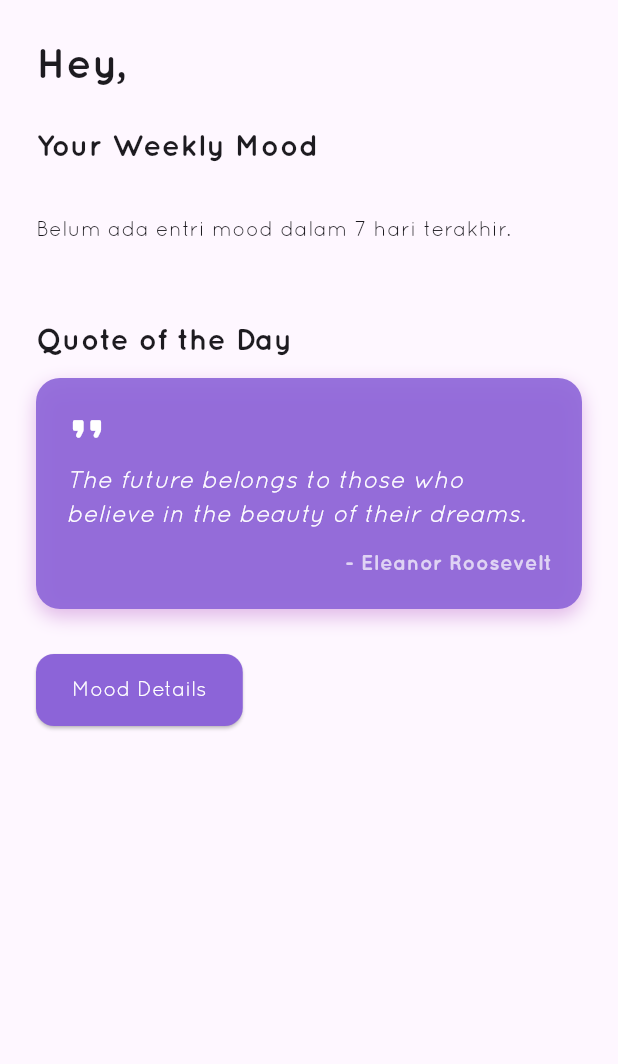
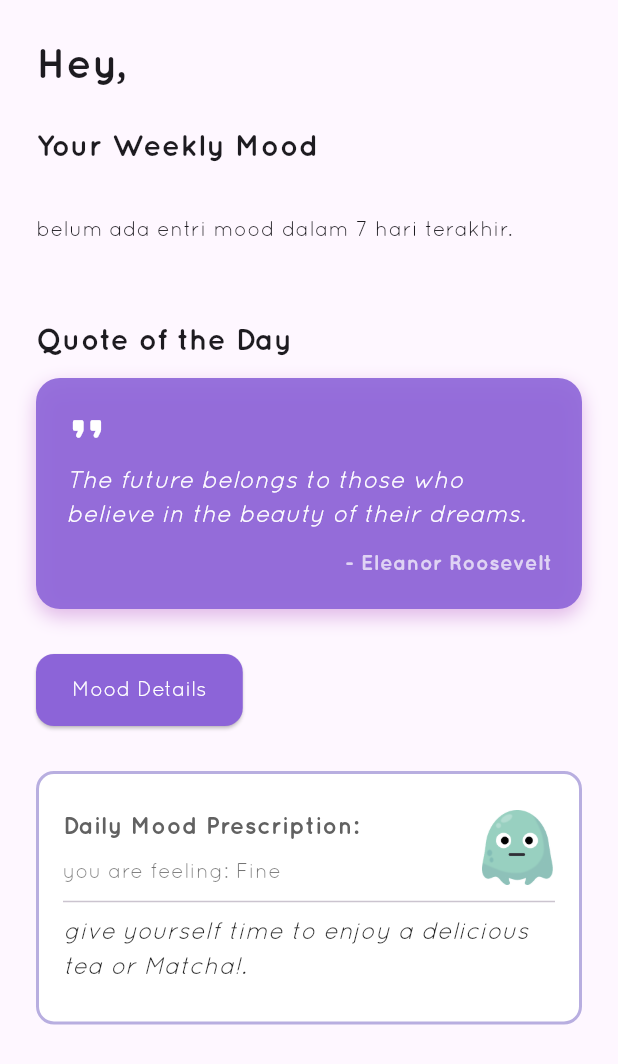
Before and after one commit to zawcompany/MOOD_TRACKER, a Flutter app: the DashboardScreen screen opened by its route, on a phone screen of 412 x 824 dp. Shown: the top 1064 px of the screen. Run offline on Flutter 3.47's test engine with Material 3 defaults, Android fonts, the phone set to English and light mode, and no system bars; our stand-ins replace cloud_firestore, firebase_auth, firebase_core, firebase_messaging, flutter_local_notifications; accounts and stored records are empty; network calls fail.

Commit message:
feat(dashboard): Refine daily mood prescription card

```diff
--- a/lib/page/dashboard/presentation/screens/dashboard_screen.dart
+++ b/lib/page/dashboard/presentation/screens/dashboard_screen.dart
@@ -12,20 +12,124 @@ import 'detail_mood_screen.dart';
 class DashboardScreen extends StatelessWidget {
   DashboardScreen({super.key});
 
-  // Deklarasikan _authService dan _moodService sebagai final property
   final MoodService _moodService = MoodService();
   final AuthService _authService = AuthService();
+
+  // warna ungu pekat untuk tombol mood details
+  final Color _purpleAccent = const Color(0xFF8C64D8);
+
+  // warna ungu muda untuk border (lebih soft)
+  final Color _lightPurpleBorder = const Color(0xFFB8AEE0);
+
+  // map untuk menghubungkan mood label dengan image asset path
+  final Map<String, String> _moodImagePaths = const {
+    "Bad": "assets/images/bad.png",
+    "Fine": "assets/images/fine.png",
+    "Wonderful": "assets/images/wonderful.png",
+  };
+
+  // helper widget untuk membangun saran aktivitas harian
+  Widget _buildSuggestedActivity(MoodEntryModel? latestMood, MoodService moodService) {
+    // tentukan mood label, default ke "Fine" jika belum ada data
+    final String latestMoodLabel = latestMood?.moodLabel ?? "Fine";
+
+    // mengambil saran secara acak dari service
+    final randomSuggestion = moodService.getRandomPrescription(latestMoodLabel);
+
+    // ambil path gambar monster
+    final String imagePath = _moodImagePaths[latestMoodLabel] ?? "assets/images/fine.png";
+
+    // tentukan warna header berdasarkan mood terakhir atau default abu-abu
+    final Color headerColor = latestMood != null
+        ? Color(int.parse(latestMood.moodColorHex.substring(2), radix: 16))
+        : Colors.grey.shade700;
+
+    return Padding(
+      padding: const EdgeInsets.only(bottom: 30),
+      child: Container(
+        // menambah padding vertikal (atas/bawah) menjadi 24
+        padding: const EdgeInsets.symmetric(horizontal: 16, vertical: 24),
+        decoration: BoxDecoration(
+          color: Colors.white, // background putih untuk kontras
+          borderRadius: BorderRadius.circular(12),
+          // menggunakan warna ungu muda untuk border stroke
+          border: Border.all(color: _lightPurpleBorder, width: 2.0),
+        ),
+        child: Column(
+          crossAxisAlignment: CrossAxisAlignment.start,
+          children: [
+            // 1. HEADER DAN GAMBAR MONSTER
+            Row(
+              mainAxisAlignment: MainAxisAlignment.spaceBetween,
+              crossAxisAlignment: CrossAxisAlignment.start,
+              children: [
+                // kolom untuk teks (header dan mood info)
+                Expanded(
+                  child: Column(
+                    crossAxisAlignment: CrossAxisAlignment.start,
+                    children: [
+                      // header
+                      Text(
+                        "Daily Mood Prescription:", // terjemahan baru
+                        style: TextStyle(
+                          fontSize: 16,
+                          fontWeight: FontWeight.bold,
+                          color: headerColor,
+                        ),
+                      ),
+                      const SizedBox(height: 8),
+
+                      // mood info
+                      Text(
+                        "you are feeling: ${latestMoodLabel}", // terjemahan baru
+                        style: const TextStyle(
+                          fontSize: 14,
+                          color: Colors.black54,
+                        ),
+                      ),
+                    ],
+                  ),
+                ),
+
+                const SizedBox(width: 10),
+
+                // gambar monster (kanan)
+                Image.asset(
+                  imagePath,
+                  height: 50,
+                  width: 50,
+                ),
+              ],
+            ),
+
+            const Divider(height: 20),
+
+            // 2. saran teks
+            Text(
+              randomSuggestion,
+              style: const TextStyle(
+                fontSize: 16,
+                fontStyle: FontStyle.italic,
+                color: Colors.black87,
+              ),
+            ),
+          ],
+        ),
+      ),
+    );
+  }
 
   @override
   Widget build(BuildContext context) {
     return Scaffold(
       body: SafeArea(
+        child: SingleChildScrollView(
           child: Padding(
             padding: const EdgeInsets.all(24),
             child: Column(
               crossAxisAlignment: CrossAxisAlignment.start,
               children: [
-              // STREAMBUILDER UNTUK NAMA PENGGUNA (Reaktif & Asinkron)
+                // streambuilder untuk nama pengguna
                 StreamBuilder<User?>(
                   stream: FirebaseAuth.instance.userChanges(),
                   builder: (context, authSnapshot) {
@@ -49,7 +153,6 @@ class DashboardScreen extends StatelessWidget {
                       );
                     }
 
-                  // FutureBuilder memanggil _authService yang sudah dideklarasikan di atas
                     return FutureBuilder<ProfileData>(
                       future: _authService.fetchProfileData(),
                       builder: (context, profileSnapshot) {
@@ -84,7 +187,7 @@ class DashboardScreen extends StatelessWidget {
 
                 const SizedBox(height: 10),
 
-              // STREAMBUILDER UNTUK WEEKLY MOOD (Reaktif ke Firestore)
+                // streambuilder untuk weekly mood
                 StreamBuilder<List<MoodEntryModel>>(
                   stream: _moodService.getWeeklyMoodStream(),
                   builder: (context, snapshot) {
@@ -94,7 +197,7 @@ class DashboardScreen extends StatelessWidget {
 
                     if (snapshot.hasError) {
                       return Center(
-                      child: Text('Error memuat data: ${snapshot.error}'),
+                        child: Text('error memuat data: ${snapshot.error}'),
                       );
                     }
 
@@ -104,7 +207,7 @@ class DashboardScreen extends StatelessWidget {
                       return const Padding(
                         padding: EdgeInsets.symmetric(vertical: 20),
                         child: Text(
-                        'Belum ada entri mood dalam 7 hari terakhir.',
+                          'belum ada entri mood dalam 7 hari terakhir.',
                         ),
                       );
                     }
@@ -126,6 +229,7 @@ class DashboardScreen extends StatelessWidget {
 
                 const SizedBox(height: 30),
 
+                // mood details button (atas)
                 ElevatedButton(
                   onPressed: () {
                     Navigator.push(
@@ -136,7 +240,7 @@ class DashboardScreen extends StatelessWidget {
                     );
                   },
                   style: ElevatedButton.styleFrom(
-                  backgroundColor: const Color(0xFF8C64D8),
+                    backgroundColor: _purpleAccent,
                     foregroundColor: Colors.white,
                     padding: const EdgeInsets.symmetric(
                       horizontal: 24,
@@ -148,7 +252,19 @@ class DashboardScreen extends StatelessWidget {
                   ),
                   child: const Text("Mood Details"),
                 ),
+
+                // saran aktivitas (bawah)
+                const SizedBox(height: 30),
+
+                StreamBuilder<MoodEntryModel?>(
+                  stream: _moodService.getLatestMoodEntry(),
+                  builder: (context, latestMoodSnapshot) {
+                      final latestMood = latestMoodSnapshot.data;
+                      return _buildSuggestedActivity(latestMood, _moodService);
+                  }
+                ),
               ],
+            ),
           ),
         ),
       ),
--- a/lib/services/mood_service.dart
+++ b/lib/services/mood_service.dart
@@ -1,3 +1,4 @@
+import 'dart:math';
 import 'package:cloud_firestore/cloud_firestore.dart';
 import 'package:firebase_auth/firebase_auth.dart';
 
@@ -33,8 +34,38 @@ class MoodEntryModel {
 
 class MoodService {
   final FirebaseFirestore _firestore = FirebaseFirestore.instance;
+  final Random _random = Random();
 
-  /// SAVE MOOD ENTRY
+  // daftar saran aktivitas berdasarkan kategori mood
+  final Map<String, List<String>> moodPrescriptions = {
+    "Bad": [
+      "try listening to your favorite music to distract your mind.",
+      // saran lebih umum
+      "go for a walk around the nearest park or beach.",
+      "take 10 minutes to do some light stretching."
+    ],
+    "Fine": [
+      "keep doing what you're doing! your mood is good today.",
+      "try calling and having a casual chat with your friend.",
+      // [FIX SINTAKS]: koma ditambahkan
+      "give yourself time to enjoy a delicious tea or Matcha!."
+    ],
+    "Wonderful": [
+      "use this energy to complete overdue tasks!",
+      "spread your positive energy to people around you.",
+      "try to remember the best thing that happened today and share it with others."
+    ],
+  };
+
+  /// mengambil saran secara acak berdasarkan mood
+  String getRandomPrescription(String moodLabel) {
+    final suggestions = moodPrescriptions[moodLabel] ?? ["coba istirahat sebentar."];
+    // pilih indeks acak
+    final int randomIndex = _random.nextInt(suggestions.length);
+    return suggestions[randomIndex];
+  }
+
+  /// menyimpan entri mood ke firestore
   Future<void> saveMoodEntry({
     required String moodLabel,
     required String note,
@@ -42,7 +73,7 @@ class MoodService {
     required String moodColorHex,
   }) async {
     final user = FirebaseAuth.instance.currentUser;
-    if (user == null) throw Exception("User is not logged in.");
+    if (user == null) throw Exception("user is not logged in.");
 
     try {
       await _firestore.collection('mood_entries').add({
@@ -54,20 +85,40 @@ class MoodService {
         'timestamp': Timestamp.now(),
       });
     } catch (e) {
-      throw Exception('Failed to save mood entry: $e');
+      throw Exception('failed to save mood entry: $e');
     }
   }
 
-  /// 🔥 DELETE MOOD ENTRY
+  /// menghapus entri mood
   Future<void> deleteMood(String id) async {
     try {
       await _firestore.collection('mood_entries').doc(id).delete();
     } catch (e) {
-      throw Exception("Failed to delete mood entry: $e");
+      throw Exception("failed to delete mood entry: $e");
     }
   }
 
-  /// WEEKLY STREAM
+  /// method mengambil mood terbaru (1 entry)
+  Stream<MoodEntryModel?> getLatestMoodEntry() {
+      final user = FirebaseAuth.instance.currentUser;
+      if (user == null) return const Stream.empty();
+
+      // mengambil hanya 1 dokumen terbaru
+      return _firestore
+          .collection('mood_entries')
+          .where('userId', isEqualTo: user.uid)
+          .orderBy('timestamp', descending: true)
+          .limit(1)
+          .snapshots()
+          .map((snapshot) {
+              if (snapshot.docs.isEmpty) {
+                  return null;
+              }
+              return MoodEntryModel.fromFirestore(snapshot.docs.first);
+          });
+  }
+
+  /// weekly stream: mengambil entri mood 7 hari terakhir
   Stream<List<MoodEntryModel>> getWeeklyMoodStream() {
     final user = FirebaseAuth.instance.currentUser;
     if (user == null) return const Stream.empty();
@@ -86,7 +137,7 @@ class MoodService {
     });
   }
 
-  /// DAILY STREAM
+  /// daily stream: mengambil entri mood untuk hari tertentu
   Stream<List<MoodEntryModel>> getMoodsForDay(DateTime day) {
     final user = FirebaseAuth.instance.currentUser;
     if (user == null) return const Stream.empty();
@@ -108,7 +159,7 @@ class MoodService {
     });
   }
 
-  /// MONTHLY STREAM
+  /// monthly stream: mengambil entri mood untuk bulan tertentu
   Stream<List<MoodEntryModel>> getMoodsForMonth(int year, int month) {
     final user = FirebaseAuth.instance.currentUser;
     if (user == null) return const Stream.empty();
```
Lines whose indentation alone changed are shown as unchanged.
